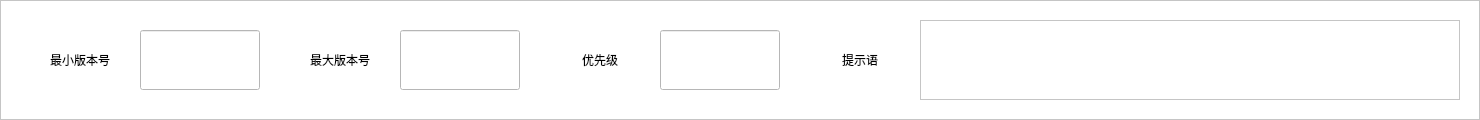
WanKaKa/IjsGiftWall, file gui/main/app_update/app_update_item_ui.ui: the form before one commit.
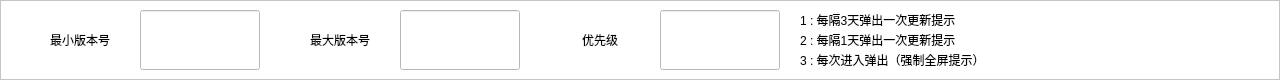
The form after the commit.

Diff of the .ui file:
```diff
--- a/gui/main/app_update/app_update_item_ui.ui
+++ b/gui/main/app_update/app_update_item_ui.ui
@@ -6,8 +6,8 @@
    <rect>
     <x>0</x>
     <y>0</y>
-    <width>1480</width>
-    <height>120</height>
+    <width>1280</width>
+    <height>80</height>
    </rect>
   </property>
   <property name="windowTitle">
@@ -18,14 +18,14 @@
     <rect>
      <x>0</x>
      <y>0</y>
-     <width>1480</width>
-     <height>120</height>
+     <width>1280</width>
+     <height>80</height>
     </rect>
    </property>
    <property name="minimumSize">
     <size>
      <width>0</width>
-     <height>120</height>
+     <height>80</height>
     </size>
    </property>
    <property name="maximumSize">
@@ -47,7 +47,7 @@
     <property name="geometry">
      <rect>
       <x>20</x>
-      <y>30</y>
+      <y>10</y>
       <width>120</width>
       <height>60</height>
      </rect>
@@ -66,7 +66,7 @@
     <property name="geometry">
      <rect>
       <x>140</x>
-      <y>30</y>
+      <y>10</y>
       <width>120</width>
       <height>60</height>
      </rect>
@@ -83,7 +83,7 @@
     <property name="geometry">
      <rect>
       <x>280</x>
-      <y>30</y>
+      <y>10</y>
       <width>120</width>
       <height>60</height>
      </rect>
@@ -102,7 +102,7 @@
     <property name="geometry">
      <rect>
       <x>400</x>
-      <y>30</y>
+      <y>10</y>
       <width>120</width>
       <height>60</height>
      </rect>
@@ -119,7 +119,7 @@
     <property name="geometry">
      <rect>
       <x>540</x>
-      <y>30</y>
+      <y>10</y>
       <width>120</width>
       <height>60</height>
      </rect>
@@ -138,7 +138,7 @@
     <property name="geometry">
      <rect>
       <x>660</x>
-      <y>30</y>
+      <y>10</y>
       <width>120</width>
       <height>60</height>
      </rect>
@@ -155,33 +155,57 @@
     <property name="geometry">
      <rect>
       <x>800</x>
+      <y>10</y>
+      <width>360</width>
+      <height>20</height>
+     </rect>
+    </property>
+    <property name="styleSheet">
+     <string notr="true">font: 12pt &quot;微软雅黑&quot;;</string>
+    </property>
+    <property name="text">
+     <string>1 : 每隔3天弹出一次更新提示</string>
+    </property>
+    <property name="alignment">
+     <set>Qt::AlignLeading|Qt::AlignLeft|Qt::AlignVCenter</set>
+    </property>
+   </widget>
+   <widget class="QLabel" name="label_5">
+    <property name="geometry">
+     <rect>
+      <x>800</x>
       <y>30</y>
-      <width>120</width>
-      <height>60</height>
+      <width>360</width>
+      <height>20</height>
      </rect>
     </property>
     <property name="styleSheet">
-     <string notr="true">font: 14pt &quot;微软雅黑&quot;;</string>
+     <string notr="true">font: 12pt &quot;微软雅黑&quot;;</string>
     </property>
     <property name="text">
-     <string>提示语</string>
+     <string>2 : 每隔1天弹出一次更新提示</string>
     </property>
     <property name="alignment">
-     <set>Qt::AlignCenter</set>
+     <set>Qt::AlignLeading|Qt::AlignLeft|Qt::AlignVCenter</set>
     </property>
    </widget>
-   <widget class="QTextEdit" name="tip">
+   <widget class="QLabel" name="label_6">
     <property name="geometry">
      <rect>
-      <x>920</x>
-      <y>20</y>
-      <width>540</width>
-      <height>80</height>
+      <x>800</x>
+      <y>50</y>
+      <width>360</width>
+      <height>20</height>
      </rect>
     </property>
     <property name="styleSheet">
-     <string notr="true">font: 12pt &quot;微软雅黑&quot;;
-color: rgb(0, 0, 255);</string>
+     <string notr="true">font: 12pt &quot;微软雅黑&quot;;</string>
+    </property>
+    <property name="text">
+     <string>3 : 每次进入弹出（强制全屏提示）</string>
+    </property>
+    <property name="alignment">
+     <set>Qt::AlignLeading|Qt::AlignLeft|Qt::AlignVCenter</set>
     </property>
    </widget>
   </widget>
```
